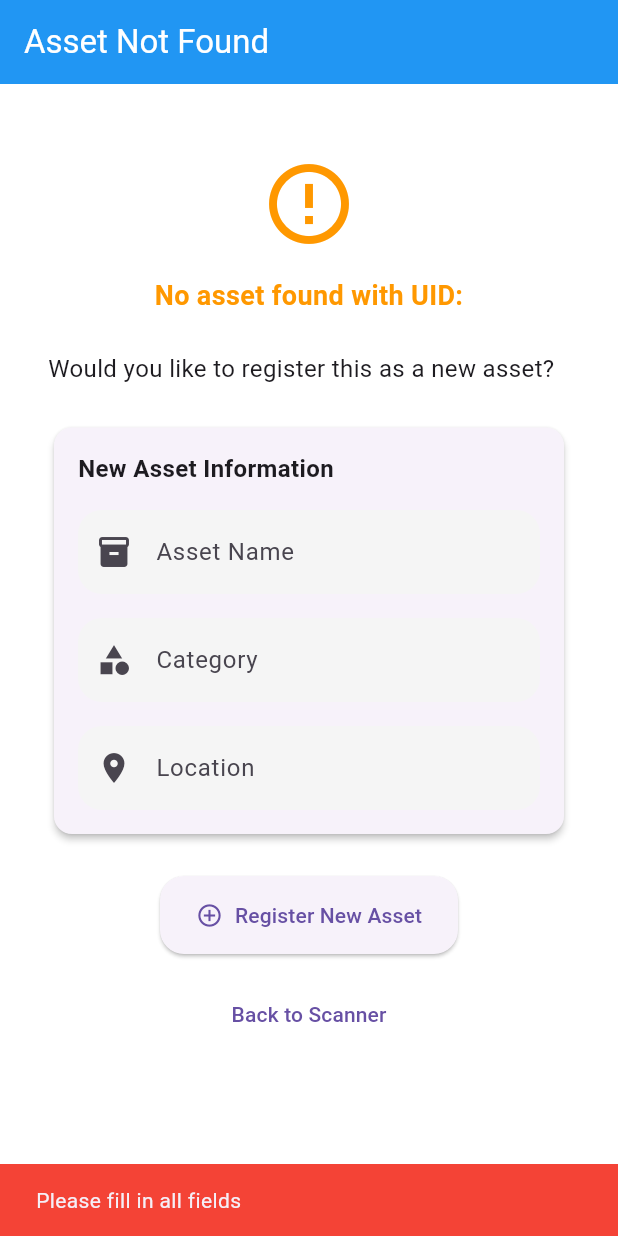
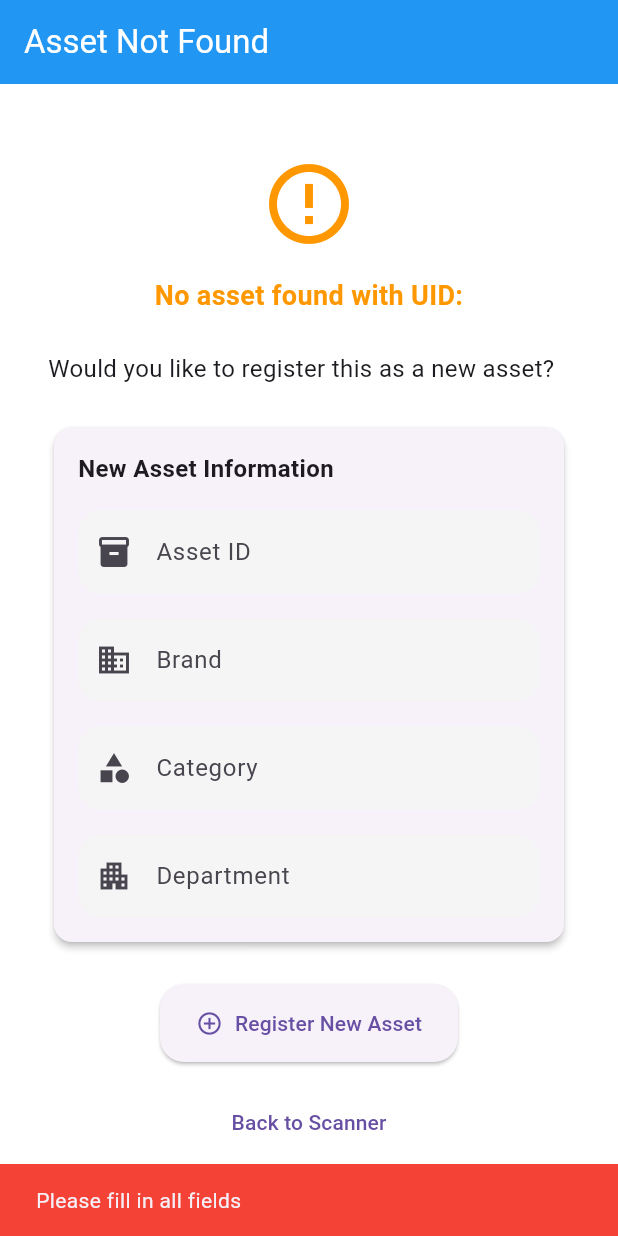
Before and after one commit to Russidan-Nadee/RFID_prototype_project, a Flutter app: the NotFoundScreen widget shown alone on an empty page, opened directly with empty values, after a tap on "Register New Asset", on a phone screen of 412 x 824 dp. Run offline on Flutter 3.47's test engine with Material 3 defaults, Android fonts, the phone set to English and light mode, and no system bars; our stand-ins replace flutter_local_notifications, get_it, sqflite; accounts and stored records are empty.

```diff
--- a/lib/core/di/modules/service_module.dart
+++ b/lib/core/di/modules/service_module.dart
@@ -4,6 +4,7 @@
 import 'package:get_it/get_it.dart';
 import 'package:rfid_project/core/services/rfid_service.dart';
 import 'package:rfid_project/data/datasources/local/mock_rfid_service.dart';
+import 'package:rfid_project/domain/usecases/assets/create_asset_usecase.dart';
 import 'package:rfid_project/domain/usecases/assets/get_assets_usecase.dart';
 import 'package:rfid_project/domain/usecases/assets/search_asset_usecase.dart';
 import 'package:rfid_project/domain/usecases/assets/update_asset_usecase.dart';
@@ -35,5 +36,8 @@ class ServiceModule {
     // ลงทะเบียน UseCase สำหรับอัปเดตข้อมูลสินทรัพย์
     // _getIt() ดึงคลังข้อมูล (repository) ที่ลงทะเบียนไว้แล้วมาใช้
     _getIt.registerLazySingleton(() => UpdateAssetUseCase(_getIt()));
+
+    // ลงทะเบียน UseCase สำหรับสร้างสินทรัพย์ใหม่
+    _getIt.registerLazySingleton(() => CreateAssetUseCase(_getIt()));
   }
 }
--- a/lib/core/services/rfid_service.dart
+++ b/lib/core/services/rfid_service.dart
@@ -1,5 +1,3 @@
-import 'package:flutter/material.dart';
-
 // คลาสนี้เป็น interface สำหรับบริการ RFID ทั้งแบบจริงและแบบจำลอง
 abstract class RfidService {
   // วิธีตรวจสอบว่าอุปกรณ์ RFID พร้อมใช้งานหรือไม่
--- a/lib/data/datasources/local/mock_rfid_service.dart
+++ b/lib/data/datasources/local/mock_rfid_service.dart
@@ -1,6 +1,5 @@
 import 'dart:async';
 import 'dart:math';
-import 'package:flutter/material.dart';
 import '../../../core/services/rfid_service.dart';
 
 // โหมดการจำลองสำหรับทดสอบ
--- /dev/null
+++ b/lib/domain/usecases/assets/create_asset_usecase.dart
@@ -0,0 +1,53 @@
+import 'package:rfid_project/domain/entities/asset.dart';
+import 'package:rfid_project/domain/repositories/asset_repository.dart';
+import 'package:rfid_project/data/models/asset_model.dart';
+
+class CreateAssetUseCase {
+  final AssetRepository repository;
+
+  CreateAssetUseCase(this.repository);
+
+  /// สร้างสินทรัพย์ใหม่ในระบบ
+  ///
+  /// [id] คือรหัสสินทรัพย์
+  /// [uid] คือรหัส RFID
+  /// [category] คือหมวดหมู่
+  /// [brand] คือแบรนด์หรือรุ่น
+  /// [department] คือแผนกที่ดูแล
+  /// [status] คือสถานะ (ค่าเริ่มต้นคือ 'Available')
+  Future<Asset?> execute({
+    required String id,
+    required String uid,
+    required String category,
+    required String brand,
+    required String department,
+    String status = 'Available',
+  }) async {
+    try {
+      // สร้างวันที่ปัจจุบัน
+      final now = DateTime.now();
+      final date =
+          '${now.year}-${now.month.toString().padLeft(2, '0')}-${now.day.toString().padLeft(2, '0')}';
+
+      // สร้าง AssetModel จากข้อมูลที่ได้รับ
+      final asset = AssetModel(
+        id: id.toUpperCase(), // แปลงเป็นตัวพิมพ์ใหญ่
+        uid: uid.toUpperCase(), // แปลงเป็นตัวพิมพ์ใหญ่
+        category: category,
+        brand: brand,
+        department: department,
+        status: status,
+        date: date,
+      );
+
+      // บันทึกลงในฐานข้อมูล
+      await repository.insertAsset(asset);
+
+      // ส่งข้อมูลสินทรัพย์กลับไป
+      return asset;
+    } catch (e) {
+      // กรณีเกิดข้อผิดพลาด ส่งค่า null กลับไป
+      return null;
+    }
+  }
+}
--- a/lib/presentation/features/assets/widgets/asset_table_row.dart
+++ b/lib/presentation/features/assets/widgets/asset_table_row.dart
@@ -11,7 +11,7 @@ class AssetTableRow {
     final isChecked = asset.status == 'Checked In';
 
     return DataRow(
-      color: MaterialStateProperty.all(
+      color: WidgetStateProperty.all(
         index.isEven ? Colors.grey.shade100 : Colors.white,
       ),
       cells: [
--- a/lib/presentation/features/rfid/screens/developer_options_screen.dart
+++ b/lib/presentation/features/rfid/screens/developer_options_screen.dart
@@ -1,7 +1,6 @@
 import 'package:flutter/material.dart';
 import 'package:provider/provider.dart';
 import '../blocs/rfid_scan_bloc.dart';
-import '../../../../data/datasources/local/mock_rfid_service.dart';
 import '../widgets/mock_mode_selector.dart';
 
 class DeveloperOptionsScreen extends StatelessWidget {
--- a/lib/presentation/features/rfid/screens/found_screen.dart
+++ b/lib/presentation/features/rfid/screens/found_screen.dart
@@ -188,6 +188,7 @@ class FoundScreen extends StatelessWidget {
       onTap: () {
         // ทำการอัปเดตสถานะใน Repository
         // (ควรใช้ UpdateAssetUseCase)
+        // ปัญหาคือไม่มีการเชื่อมต่อกับ UpdateAssetUseCase จริงๆ
 
         // แสดงข้อความว่าอัปเดตสำเร็จ
         ScaffoldMessenger.of(context).showSnackBar(
--- a/lib/presentation/features/rfid/screens/not_found_screen.dart
+++ b/lib/presentation/features/rfid/screens/not_found_screen.dart
@@ -1,7 +1,9 @@
 import 'package:flutter/material.dart';
+import 'package:provider/provider.dart';
 import '../../../common_widgets/buttons/primary_button.dart';
 import '../../../common_widgets/layouts/screen_container.dart';
 import '../../../common_widgets/inputs/text_input.dart';
+import '../../../../domain/usecases/assets/create_asset_usecase.dart';
 
 class NotFoundScreen extends StatefulWidget {
   final String uid;
@@ -13,15 +15,19 @@ class NotFoundScreen extends StatefulWidget {
 }
 
 class _NotFoundScreenState extends State<NotFoundScreen> {
-  final TextEditingController _nameController = TextEditingController();
+  final TextEditingController _assetIdController = TextEditingController();
   final TextEditingController _categoryController = TextEditingController();
-  final TextEditingController _locationController = TextEditingController();
+  final TextEditingController _departmentController = TextEditingController();
+  final TextEditingController _brandController = TextEditingController();
+
+  bool _isCreating = false;
 
   @override
   void dispose() {
-    _nameController.dispose();
+    _assetIdController.dispose();
     _categoryController.dispose();
-    _locationController.dispose();
+    _departmentController.dispose();
+    _brandController.dispose();
     super.dispose();
   }
 
@@ -85,12 +91,22 @@ class _NotFoundScreenState extends State<NotFoundScreen> {
 
                     const SizedBox(height: 16),
 
-                    // ช่องกรอกชื่อสินทรัพย์
+                    // ช่องกรอกรหัสสินทรัพย์
                     TextInput(
-                      controller: _nameController,
-                      label: 'Asset Name',
-                      hint: 'Enter asset name',
+                      controller: _assetIdController,
+                      label: 'Asset ID',
+                      hint: 'Enter asset ID',
                       prefixIcon: Icons.inventory,
+                    ),
+
+                    const SizedBox(height: 16),
+
+                    // ช่องกรอกแบรนด์
+                    TextInput(
+                      controller: _brandController,
+                      label: 'Brand',
+                      hint: 'Enter brand',
+                      prefixIcon: Icons.business,
                     ),
 
                     const SizedBox(height: 16),
@@ -105,12 +121,12 @@ class _NotFoundScreenState extends State<NotFoundScreen> {
 
                     const SizedBox(height: 16),
 
-                    // ช่องกรอกสถานที่
+                    // ช่องกรอกแผนก
                     TextInput(
-                      controller: _locationController,
-                      label: 'Location',
-                      hint: 'Enter location',
-                      prefixIcon: Icons.location_on,
+                      controller: _departmentController,
+                      label: 'Department',
+                      hint: 'Enter department',
+                      prefixIcon: Icons.apartment,
                     ),
                   ],
                 ),
@@ -124,6 +140,7 @@ class _NotFoundScreenState extends State<NotFoundScreen> {
               child: PrimaryButton(
                 text: 'Register New Asset',
                 icon: Icons.add_circle_outline,
+                isLoading: _isCreating,
                 onPressed: _registerNewAsset,
               ),
             ),
@@ -148,11 +165,12 @@ class _NotFoundScreenState extends State<NotFoundScreen> {
   }
 
   // ฟังก์ชันบันทึกสินทรัพย์ใหม่
-  void _registerNewAsset() {
+  Future<void> _registerNewAsset() async {
     // ตรวจสอบข้อมูลที่กรอก
-    if (_nameController.text.isEmpty ||
+    if (_assetIdController.text.isEmpty ||
         _categoryController.text.isEmpty ||
-        _locationController.text.isEmpty) {
+        _departmentController.text.isEmpty ||
+        _brandController.text.isEmpty) {
       // แสดงข้อความเตือน
       ScaffoldMessenger.of(context).showSnackBar(
         const SnackBar(
@@ -163,9 +181,25 @@ class _NotFoundScreenState extends State<NotFoundScreen> {
       return;
     }
 
-    // สร้างสินทรัพย์ใหม่ในระบบ
-    // (ควรใช้ CreateAssetUseCase)
+    setState(() {
+      _isCreating = true;
+    });
 
+    try {
+      // สร้างสินทรัพย์ใหม่ในระบบโดยใช้ CreateAssetUseCase
+      final createAssetUseCase = Provider.of<CreateAssetUseCase>(
+        context,
+        listen: false,
+      );
+      final newAsset = await createAssetUseCase.execute(
+        id: _assetIdController.text,
+        uid: widget.uid,
+        category: _categoryController.text,
+        brand: _brandController.text,
+        department: _departmentController.text,
+      );
+
+      if (newAsset != null) {
         // แสดงข้อความว่าสร้างสำเร็จ
         ScaffoldMessenger.of(context).showSnackBar(
           const SnackBar(
@@ -178,5 +212,27 @@ class _NotFoundScreenState extends State<NotFoundScreen> {
         Navigator.of(
           context,
         ).popUntil((route) => route.settings.name == '/scanRfid');
+      } else {
+        // แสดงข้อความว่าเกิดข้อผิดพลาด
+        ScaffoldMessenger.of(context).showSnackBar(
+          const SnackBar(
+            content: Text('Failed to register new asset'),
+            backgroundColor: Colors.red,
+          ),
+        );
+      }
+    } catch (e) {
+      // แสดงข้อความว่าเกิดข้อผิดพลาด
+      ScaffoldMessenger.of(context).showSnackBar(
+        SnackBar(
+          content: Text('Error: ${e.toString()}'),
+          backgroundColor: Colors.red,
+        ),
+      );
+    } finally {
+      setState(() {
+        _isCreating = false;
+      });
     }
   }
+}
--- a/lib/presentation/features/settings/blocs/settings_bloc.dart
+++ b/lib/presentation/features/settings/blocs/settings_bloc.dart
@@ -56,6 +56,7 @@ class SettingsBloc extends ChangeNotifier {
     }
 
     notifyListeners();
+    // ไม่มีการเรียก resetStatus() หรือตั้งค่า _status กลับเป็น initial หลังจากแสดง SnackBar
   }
 
   Future<void> deleteAssetByUid(BuildContext context, String uid) async {
@@ -85,6 +86,7 @@ class SettingsBloc extends ChangeNotifier {
     }
 
     notifyListeners();
+    // ไม่มีการเรียก resetStatus() หรือตั้งค่า _status กลับเป็น initial หลังจากแสดง SnackBar
   }
 
   Future<void> updateAssetStatus(
@@ -118,6 +120,7 @@ class SettingsBloc extends ChangeNotifier {
     }
 
     notifyListeners();
+    // ไม่มีการเรียก resetStatus() หรือตั้งค่า _status กลับเป็น initial หลังจากแสดง SnackBar
   }
 
   void resetStatus() {
@@ -125,4 +128,6 @@ class SettingsBloc extends ChangeNotifier {
     _errorMessage = '';
     notifyListeners();
   }
+
+  // มีเมธอด resetStatus() แต่ไม่ได้ถูกเรียกใช้หลังจากการทำงานเสร็จ
 }
--- a/pubspec.yaml
+++ b/pubspec.yaml
@@ -42,6 +42,7 @@ dependencies:
   provider: ^6.1.5
   get_it: ^8.0.3
   flutter_local_notifications: ^19.1.0
+  http: ^1.4.0
 
   # Chart dependencies for data visualization
   fl_chart: ^0.63.0
```
Also changed, not shown: lib/core/di/dependency_injection.dart (+46 -3 lines), lib/core/di/modules/bloc_module.dart (added, +53 -0 lines), lib/main.dart (+58 -13 lines), lib/presentation/features/rfid/blocs/rfid_scan_bloc.dart (+5 -6 lines), lib/presentation/features/rfid/screens/scan_rfid_screen.dart (+7 -2 lines), lib/presentation/features/settings/blocs/category_bloc.dart (+4 -4 lines), pubspec.lock. Lines whose indentation alone changed are shown as unchanged.
